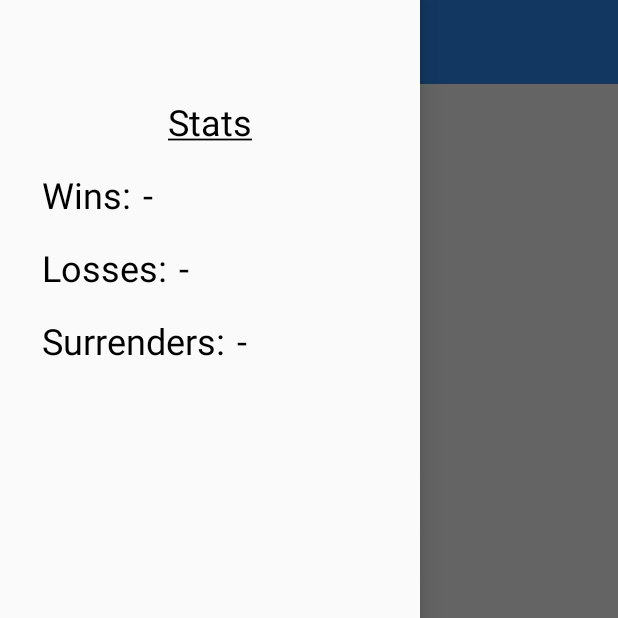
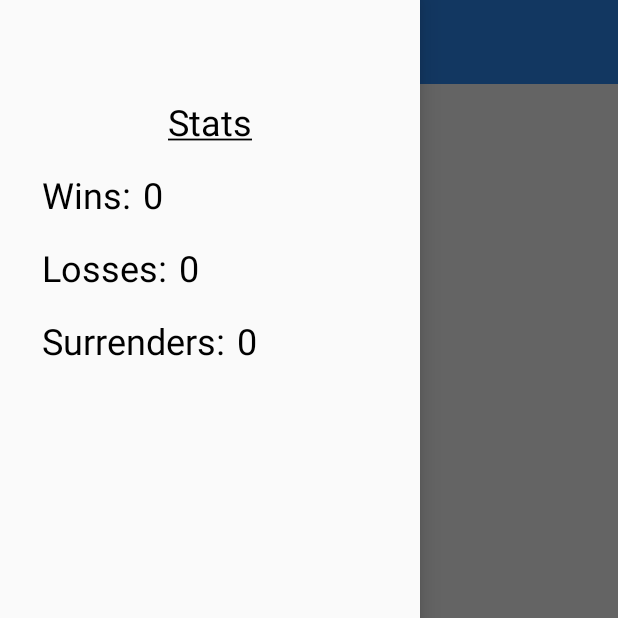
Before and after one commit to dapirra/PackPackMonsters, an Android app: the MainActivity screen opened directly, with no data from a screen before it, with the side drawer open, on a phone screen of 412 x 824 dp, the top half of it. Run offline under Robolectric (Android 15) with nearby library versions, the phone set to English and light mode, and no system bars; 7 statements that could not run were skipped.

Commit message:
Statistics are now functioning

```diff
--- a/app/src/main/java/com/team2/packpackmonsters/MainActivity.java
+++ b/app/src/main/java/com/team2/packpackmonsters/MainActivity.java
@@ -6,6 +6,7 @@ import android.database.Cursor;
 import android.database.sqlite.SQLiteDatabase;
 import android.os.Bundle;
 import android.support.annotation.Nullable;
+import android.support.design.widget.NavigationView;
 import android.support.v4.view.GravityCompat;
 import android.support.v4.widget.DrawerLayout;
 import android.support.v7.app.ActionBar;
@@ -35,17 +36,17 @@ public class MainActivity extends AppCompatActivity {
     private TextView textViewUsername;
     private MonstersInfo MonsterOne;
     private DrawerLayout drawer;
+    private View navView;
 
     @Override
     protected void onResume() {
         super.onResume();
 
-        // TODO Figure out how to get the textviews
-//        if (drawer != null) {
-//            ((TextView) drawer.findViewById(R.id.main_nav_win)).setText(Settings.STATISTICS.wins + "");
-//            ((TextView) drawer.findViewById(R.id.main_nav_lose)).setText(Settings.STATISTICS.losses + "");
-//            ((TextView) drawer.findViewById(R.id.main_nav_surrender)).setText(Settings.STATISTICS.surrenders + "");
-//        }
+        if (navView != null) {
+            ((TextView) navView.findViewById(R.id.main_nav_win)).setText(Settings.STATISTICS.wins + "");
+            ((TextView) navView.findViewById(R.id.main_nav_lose)).setText(Settings.STATISTICS.losses + "");
+            ((TextView) navView.findViewById(R.id.main_nav_surrender)).setText(Settings.STATISTICS.surrenders + "");
+        }
     }
 
     @Override
@@ -59,6 +60,7 @@ public class MainActivity extends AppCompatActivity {
         }
 
         drawer = findViewById(R.id.main_dwr);
+        navView = ((NavigationView) findViewById(R.id.main_nav)).getHeaderView(0);
 
         initializeToolbar();
         initializeListeners();
--- a/app/src/main/java/com/team2/packpackmonsters/Settings.java
+++ b/app/src/main/java/com/team2/packpackmonsters/Settings.java
@@ -21,15 +21,21 @@ public class Settings {
     public static ArrayList<Monster> playerMonsters;
     public static ArrayList<Monster> opponentMonsters;
     public static SharedPreferences prefs;
-    public static final Statistics STATISTICS = new Statistics();
+
+    public static final class STATISTICS {
+        public static String name;
+        public static int wins;
+        public static int losses;
+        public static int surrenders;
+    }
 
     public static void loadData(Context context) {
 
         prefs = context.getSharedPreferences("app", Context.MODE_PRIVATE);
-        STATISTICS.setName(prefs.getString("name", null));
-        STATISTICS.setWins(prefs.getInt("wins", 0));
-        STATISTICS.setLosses(prefs.getInt("losses", 0));
-        STATISTICS.setSurrenders(prefs.getInt("surrenders", 0));
+        STATISTICS.name = prefs.getString("name", null);
+        STATISTICS.wins = prefs.getInt("wins", 0);
+        STATISTICS.losses = prefs.getInt("losses", 0);
+        STATISTICS.surrenders = prefs.getInt("surrenders", 0);
 
         SQLiteDatabase db = (new AllMonstersDb(context)).getReadableDatabase();
         Cursor c = db.query(PacPacMonstersContract.PacPacMonsterEntry.TABLE_NAME, null, null, null, null, null, null);
@@ -65,9 +71,9 @@ public class Settings {
     }
 
     public static void saveData() {
-        prefs.edit().putString("name", STATISTICS.getName()).apply();
-        prefs.edit().putInt("wins", STATISTICS.getWins()).apply();
-        prefs.edit().putInt("losses", STATISTICS.getLosses()).apply();
-        prefs.edit().putInt("surrenders", STATISTICS.getSurrenders()).apply();
+        prefs.edit().putString("name", STATISTICS.name).apply();
+        prefs.edit().putInt("wins", STATISTICS.wins).apply();
+        prefs.edit().putInt("losses", STATISTICS.losses).apply();
+        prefs.edit().putInt("surrenders", STATISTICS.surrenders).apply();
     }
 }
--- a/app/src/main/java/com/team2/packpackmonsters/Statistics.java
+++ /dev/null
@@ -1,43 +0,0 @@
-package com.team2.packpackmonsters;
-
-public class Statistics {
-    public String name;
-    public int wins;
-    public int losses;
-    public int surrenders;
-
-    public Statistics() {
-    }
-
-    public String getName() {
-        return name;
-    }
-
-    public void setName(String name) {
-        this.name = name;
-    }
-
-    public int getWins() {
-        return wins;
-    }
-
-    public void setWins(int wins) {
-        this.wins = wins;
-    }
-
-    public int getLosses() {
-        return losses;
-    }
-
-    public void setLosses(int losses) {
-        this.losses = losses;
-    }
-
-    public int getSurrenders() {
-        return surrenders;
-    }
-
-    public void setSurrenders(int surrenders) {
-        this.surrenders = surrenders;
-    }
-}
```
